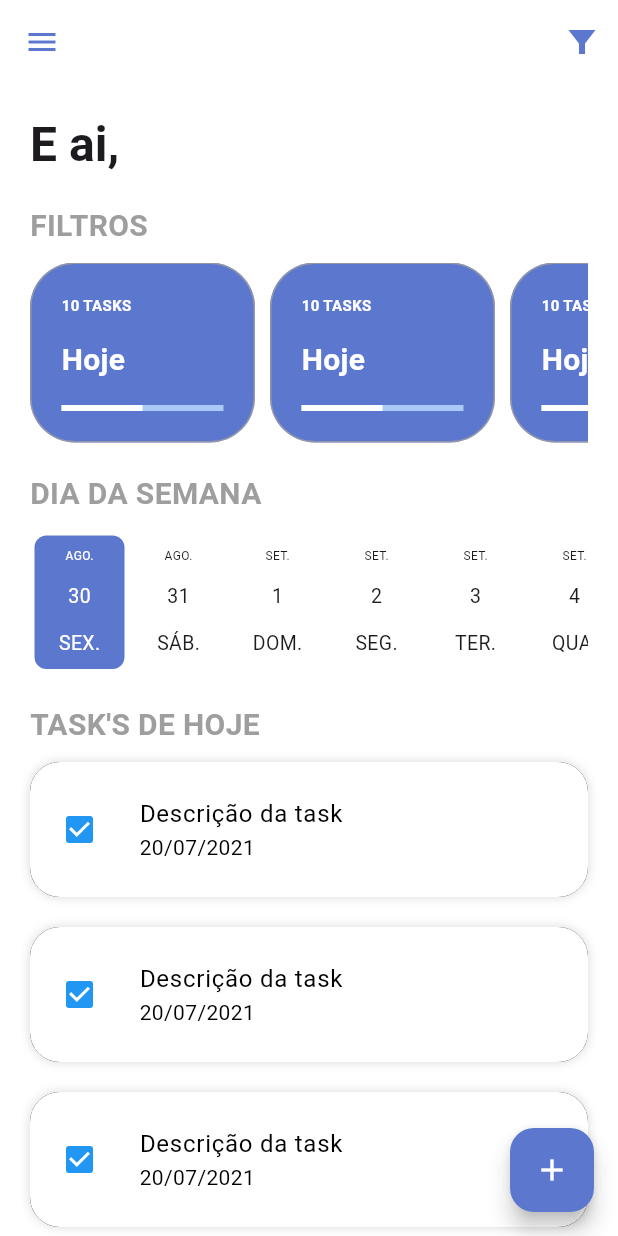
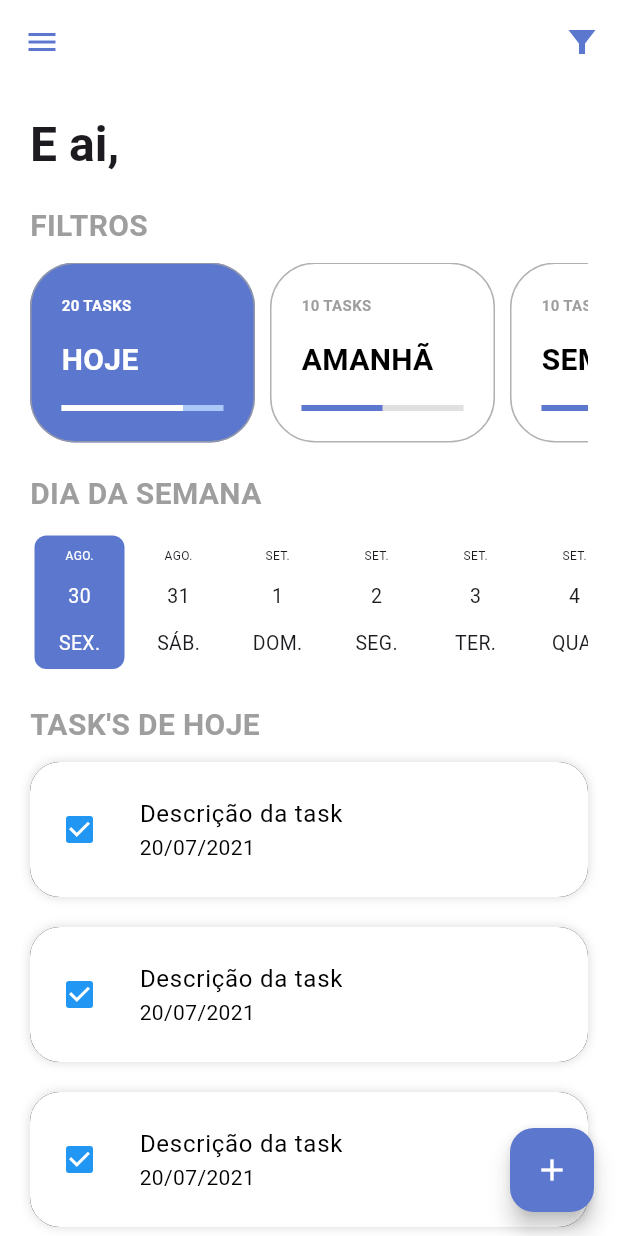
Before and after one commit to M0rona/todo_list_flutter, a Flutter app: the screen it shows once a user with an empty profile is signed in, on a phone screen of 412 x 824 dp. Run offline on Flutter 3.47's test engine with Material 3 defaults, Android fonts, the phone set to English and light mode, and no system bars; drawn by our look-alikes of date_picker_timeline; our stand-ins replace firebase_auth, firebase_core, flutter_signin_button, google_fonts, google_sign_in, sqflite and 1 more; missing offline and left inert: flutter_overlay_loader, validatorless; accounts and stored records are empty; network calls fail; Roboto replaces fonts that are missing (Mandali).

Commit message:
feat: :lipstick: Implemented day filter component

```diff
--- /dev/null
+++ b/lib/app/models/task_filter_enum.dart
@@ -0,0 +1,5 @@
+enum TaskFilterEnum {
+  today,
+  tomorrow,
+  week,
+}
--- /dev/null
+++ b/lib/app/models/total_tasks_model.dart
@@ -0,0 +1,6 @@
+class TotalTasksModel {
+  final int totalTasks;
+  final int totalTasksFinish;
+
+  TotalTasksModel({required this.totalTasks, required this.totalTasksFinish});
+}
--- /dev/null
+++ b/lib/app/modules/home/home_controller.dart
@@ -0,0 +1,6 @@
+import 'package:todo_list_provider/app/core/notifier/default_change_notifier.dart';
+import 'package:todo_list_provider/app/models/task_filter_enum.dart';
+
+class HomeController extends DefaultChangeNotifier {
+  var filterSeleted = TaskFilterEnum.today;
+}
--- a/lib/app/modules/home/home_module.dart
+++ b/lib/app/modules/home/home_module.dart
@@ -1,9 +1,14 @@
+import 'package:provider/provider.dart';
 import 'package:todo_list_provider/app/core/modules/todo_list_module.dart';
+import 'package:todo_list_provider/app/modules/home/home_controller.dart';
 import 'package:todo_list_provider/app/modules/home/home_page.dart';
 
 class HomeModule extends TodoListModule {
   HomeModule()
       : super(
+          bindings: [
+            ChangeNotifierProvider(create: (_) => HomeController()),
+          ],
           routers: {
             '/home': (_) => const HomePage(),
           },
--- a/lib/app/modules/home/widgets/home_filters.dart
+++ b/lib/app/modules/home/widgets/home_filters.dart
@@ -1,15 +1,14 @@
 import 'package:flutter/material.dart';
+import 'package:provider/provider.dart';
 import 'package:todo_list_provider/app/core/ui/theme_extensions.dart';
+import 'package:todo_list_provider/app/models/task_filter_enum.dart';
+import 'package:todo_list_provider/app/models/total_tasks_model.dart';
+import 'package:todo_list_provider/app/modules/home/home_controller.dart';
 import 'package:todo_list_provider/app/modules/home/widgets/todo_card_filter.dart';
 
-class HomeFilters extends StatefulWidget {
+class HomeFilters extends StatelessWidget {
   const HomeFilters({super.key});
 
-  @override
-  State<HomeFilters> createState() => _HomeFiltersState();
-}
-
-class _HomeFiltersState extends State<HomeFilters> {
   @override
   Widget build(BuildContext context) {
     return Column(
@@ -20,18 +19,37 @@ class _HomeFiltersState extends State<HomeFilters> {
           style: context.titleStyle,
         ),
         const SizedBox(height: 10),
-        const SingleChildScrollView(
+        SingleChildScrollView(
           scrollDirection: Axis.horizontal,
           child: Row(
             children: [
-              TodoCardFilter(),
-              TodoCardFilter(),
-              TodoCardFilter(),
-              TodoCardFilter(),
-              TodoCardFilter(),
-              TodoCardFilter(),
-              TodoCardFilter(),
-              TodoCardFilter(),
+              TodoCardFilter(
+                label: "HOJE",
+                taskFilterEnum: TaskFilterEnum.today,
+                totalTasksModel:
+                    TotalTasksModel(totalTasks: 20, totalTasksFinish: 15),
+                selected: context.select<HomeController, TaskFilterEnum>(
+                        (value) => value.filterSeleted) ==
+                    TaskFilterEnum.today,
+              ),
+              TodoCardFilter(
+                label: "AMANHÃ",
+                taskFilterEnum: TaskFilterEnum.tomorrow,
+                totalTasksModel:
+                    TotalTasksModel(totalTasks: 10, totalTasksFinish: 5),
+                selected: context.select<HomeController, TaskFilterEnum>(
+                        (value) => value.filterSeleted) ==
+                    TaskFilterEnum.tomorrow,
+              ),
+              TodoCardFilter(
+                label: "SEMANA",
+                taskFilterEnum: TaskFilterEnum.week,
+                totalTasksModel:
+                    TotalTasksModel(totalTasks: 10, totalTasksFinish: 5),
+                selected: context.select<HomeController, TaskFilterEnum>(
+                        (value) => value.filterSeleted) ==
+                    TaskFilterEnum.week,
+              ),
             ],
           ),
         )
--- a/lib/app/modules/home/widgets/todo_card_filter.dart
+++ b/lib/app/modules/home/widgets/todo_card_filter.dart
@@ -1,8 +1,34 @@
 import 'package:flutter/material.dart';
 import 'package:todo_list_provider/app/core/ui/theme_extensions.dart';
+import 'package:todo_list_provider/app/models/task_filter_enum.dart';
+import 'package:todo_list_provider/app/models/total_tasks_model.dart';
 
 class TodoCardFilter extends StatelessWidget {
-  const TodoCardFilter({super.key});
+  final String label;
+  final TaskFilterEnum taskFilterEnum;
+  final TotalTasksModel? totalTasksModel;
+  final bool selected;
+
+  const TodoCardFilter({
+    super.key,
+    required this.label,
+    required this.taskFilterEnum,
+    this.totalTasksModel,
+    required this.selected,
+  });
+
+  double _getPercentFinish() {
+    final total = totalTasksModel?.totalTasks ?? 0.0;
+    final totalFinish = totalTasksModel?.totalTasksFinish ?? 0.1;
+
+    if (total == 0.0) {
+      return double.parse(total.toString());
+    }
+
+    final percent = (totalFinish * 100) / total;
+
+    return percent / 100;
+  }
 
   @override
   Widget build(BuildContext context) {
@@ -11,7 +37,7 @@ class TodoCardFilter extends StatelessWidget {
       margin: const EdgeInsets.only(right: 10),
       padding: const EdgeInsets.all(20),
       decoration: BoxDecoration(
-        color: context.primaryColor,
+        color: selected ? context.primaryColor : Colors.white,
         border: Border.all(
           color: Colors.grey.withOpacity(.8),
           width: 1,
@@ -23,25 +49,34 @@ class TodoCardFilter extends StatelessWidget {
         crossAxisAlignment: CrossAxisAlignment.start,
         children: [
           Text(
-            "10 TASKS",
+            "${totalTasksModel?.totalTasks ?? 0} TASKS",
             style: context.titleStyle.copyWith(
               fontSize: 10,
-              color: Colors.white,
+              color: selected ? Colors.white : Colors.grey,
             ),
           ),
-          const Text(
-            "Hoje",
+          Text(
+            label,
             style: TextStyle(
               fontSize: 20,
               fontWeight: FontWeight.bold,
-              color: Colors.white,
+              color: selected ? Colors.white : Colors.black,
             ),
           ),
-          LinearProgressIndicator(
-            backgroundColor: context.primaryColorLight,
-            valueColor: const AlwaysStoppedAnimation<Color>(Colors.white),
-            value: 0.5,
-          )
+          TweenAnimationBuilder<double>(
+            tween: Tween(
+              begin: 0.0,
+              end: _getPercentFinish(),
+            ),
+            duration: const Duration(seconds: 1),
+            builder: (context, value, child) => LinearProgressIndicator(
+              backgroundColor:
+                  selected ? context.primaryColorLight : Colors.grey.shade300,
+              valueColor: AlwaysStoppedAnimation<Color>(
+                  selected ? Colors.white : context.primaryColor),
+              value: value,
+            ),
+          ),
         ],
       ),
     );
```
